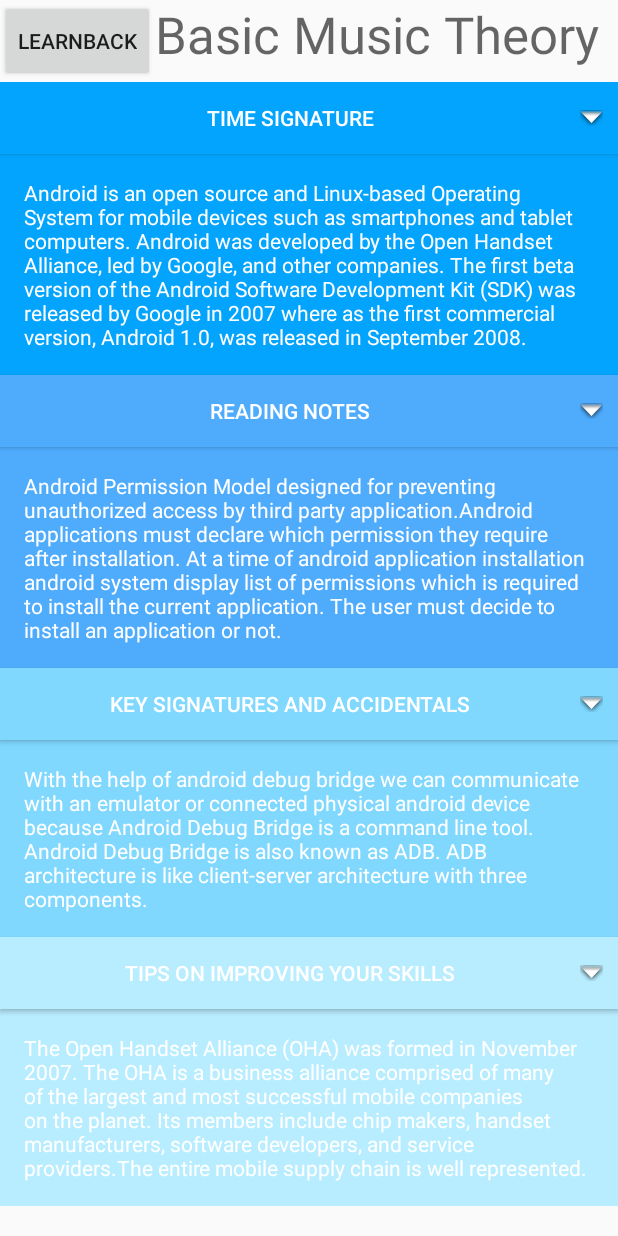
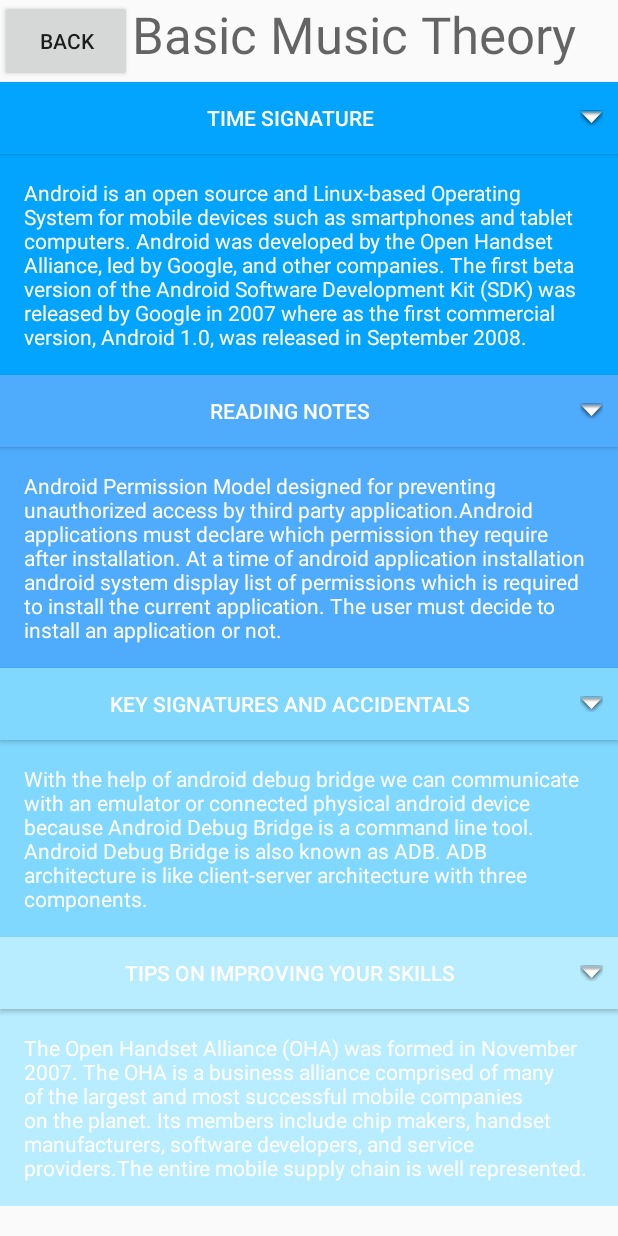
Before and after one commit to samchen14/pianoapp, an Android app: the layout learn.xml on its own in the app's theme, with its tools: preview values and no code run, on a phone screen of 412 x 824 dp. Run offline under Robolectric (Android 15) with nearby library versions, the light colour scheme and no system bars; plain views replace ExpandableRelativeLayout.

Commit message:
added stuff!!

```diff
--- a/app/src/main/java/com/example/pianoapp/MainActivity.java
+++ b/app/src/main/java/com/example/pianoapp/MainActivity.java
@@ -10,7 +10,7 @@
     @Override
     protected void onCreate(Bundle savedInstanceState) {
         super.onCreate(savedInstanceState);
-        setRequestedOrientation(ActivityInfo.SCREEN_ORIENTATION_PORTRAIT); // horizontal orientation
-        setContentView(R.layout.learn);
+        setRequestedOrientation(ActivityInfo.SCREEN_ORIENTATION_LANDSCAPE); // horizontal orientation
+        setContentView(R.layout.keyboard);
     }
 }
--- a/app/src/main/res/layout/learn.xml
+++ b/app/src/main/res/layout/learn.xml
@@ -17,7 +17,7 @@
             android:id="@+id/button20"
             android:layout_width="wrap_content"
             android:layout_height="match_parent"
-            android:text="@string/learnBack" />
+            android:text="Back" />
 
         <TextView
             android:id="@+id/textView3"
@@ -163,20 +163,4 @@
         </LinearLayout>
 
     </ScrollView>
-
-
-    <TextView
-        android:layout_width="match_parent"
-        android:layout_height="wrap_content"
-        android:text="WWW.CODEISALL.COM"
-        android:gravity="center"
-        android:layout_marginTop="30dp"
-        android:textSize="25sp"/>
-    <TextView
-        android:layout_width="match_parent"
-        android:layout_height="wrap_content"
-        android:text="is all about code"
-        android:gravity="center"
-        android:textSize="22sp"/>
-
 </LinearLayout>
```
Also changed, not shown: app/src/main/java/com/example/pianoapp/Keyboard.java (added, +74 -0 lines), app/src/main/java/com/example/pianoapp/Learn.java (added, +37 -0 lines).
